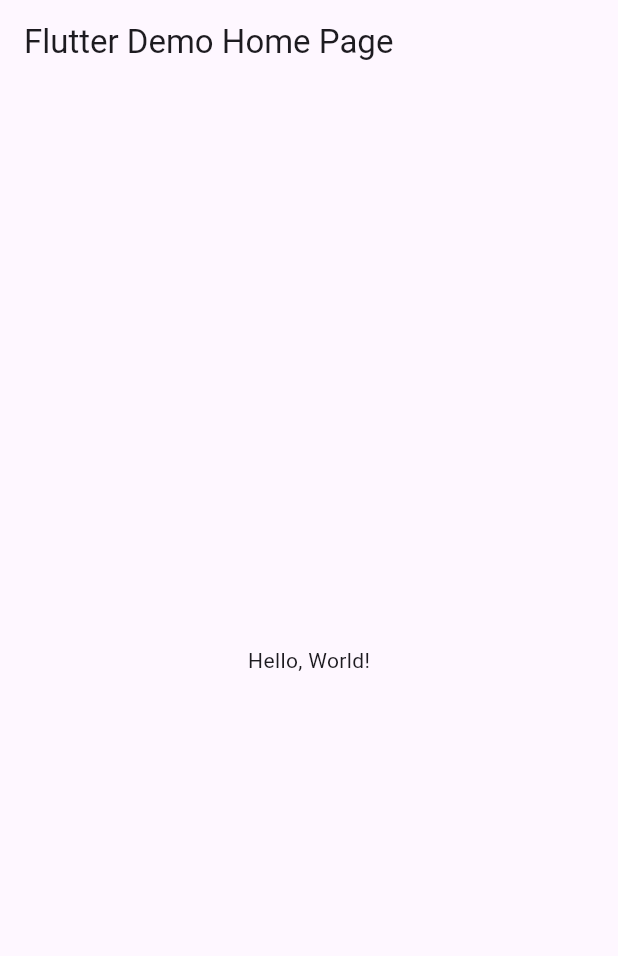
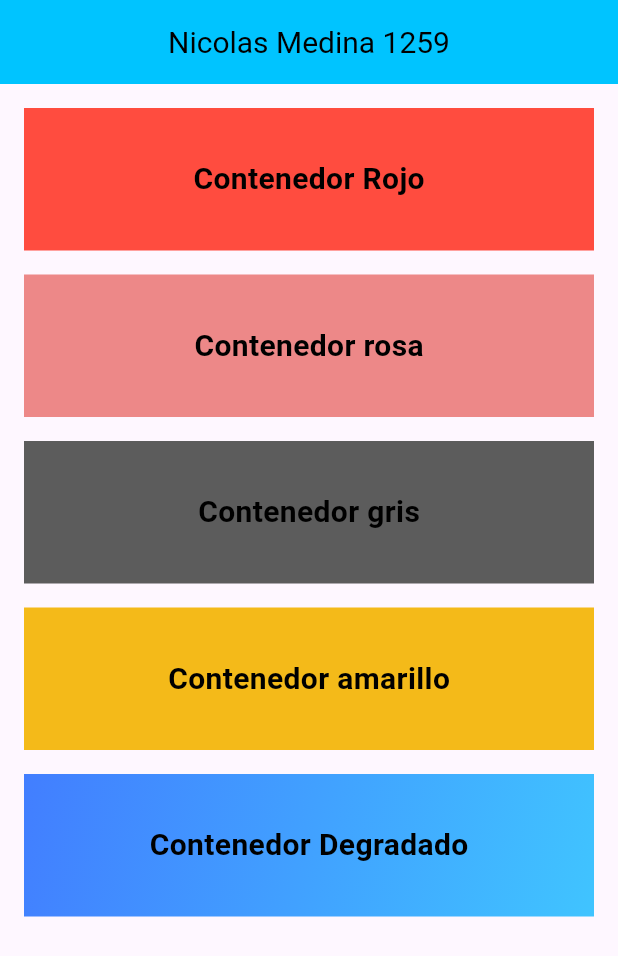
Before and after one commit to Nicolas-Medinaa/p10-5atunoma1259, a Flutter app: the screen it shows after launch, on a phone screen of 412 x 824 dp. Shown: the top 956 px of the screen. Run offline on Flutter 3.47's test engine with Material 3 defaults, Android fonts, the phone set to English and light mode, and no system bars.

Commit message:
otra vez

```diff
--- a/lib/main.dart
+++ b/lib/main.dart
@@ -1,41 +1,108 @@
 import 'package:flutter/material.dart';
 
-void main() => runApp(MyApp());
+void main() => runApp(MiContainerApp());
 
-class MyApp extends StatelessWidget {
-  const MyApp({super.key});
-  // This widget is the root of your application.
+class MiContainerApp extends StatelessWidget {
+  const MiContainerApp({Key? key}) : super(key: key);
+
   @override
   Widget build(BuildContext context) {
     return MaterialApp(
-      // Application name
-      title: 'Flutter Hello World',
-      // Application theme data, you can set the colors for the application as
-      // you want
-      theme: ThemeData(
-        // useMaterial3: false,
-        primarySwatch: Colors.blue,
-      ),
-      // A widget which will be started on application startup
-      home: MyHomePage(title: 'Flutter Demo Home Page'),
-    );
-  }
-}
-
-class MyHomePage extends StatelessWidget {
-  final String title;
-  const MyHomePage({super.key, required this.title});
-
-  @override
-  Widget build(BuildContext context) {
-    return Scaffold(
-      appBar: AppBar(
-        // The title text which will be shown on the action bar
-        title: Text(title),
-      ),
-      body: Center(
-        child: Text(
-          'Hello, World!',
+      debugShowCheckedModeBanner: false,
+      home: Scaffold(
+        appBar: AppBar(
+          title: const Text("Nicolas Medina 1259"),
+          titleTextStyle:
+              const TextStyle(color: Color(0xff000000), fontSize: 20),
+          centerTitle: true,
+          backgroundColor: Color(0xff00c4ff),
+        ),
+        body: Container(
+          padding: const EdgeInsets.all(16.0),
+          child: Column(
+            children: [
+              Container(
+                height: 95,
+                color: Color(0xffff4c3f),
+                margin: const EdgeInsets.only(bottom: 16.0),
+                child: Center(
+                  child: Text(
+                    'Contenedor Rojo',
+                    style: TextStyle(
+                      color: Color(0xff000000),
+                      fontSize: 20,
+                      fontWeight: FontWeight.bold,
+                    ),
+                  ),
+                ),
+              ),
+              Container(
+                height: 95,
+                color: Color(0xffed8888),
+                margin: EdgeInsets.only(bottom: 16.0),
+                child: Center(
+                  child: Text(
+                    'Contenedor rosa',
+                    style: TextStyle(
+                      color: Color(0xff000000),
+                      fontSize: 20,
+                      fontWeight: FontWeight.bold,
+                    ),
+                  ),
+                ),
+              ),
+              Container(
+                height: 95,
+                color: Color(0xff5c5c5c),
+                margin: EdgeInsets.only(bottom: 16.0),
+                child: Center(
+                  child: Text(
+                    'Contenedor gris',
+                    style: TextStyle(
+                      color: Color(0xff000000),
+                      fontSize: 20,
+                      fontWeight: FontWeight.bold,
+                    ),
+                  ),
+                ),
+              ),
+              Container(
+                height: 95,
+                color: Color(0xfff4ba19),
+                margin: EdgeInsets.only(bottom: 16.0),
+                child: Center(
+                  child: Text(
+                    'Contenedor amarillo',
+                    style: TextStyle(
+                      color: Color(0xff000000),
+                      fontSize: 20,
+                      fontWeight: FontWeight.bold,
+                    ),
+                  ),
+                ),
+              ),
+              Container(
+                height: 95,
+                decoration: BoxDecoration(
+                  gradient: LinearGradient(
+                    colors: [Color(0xff427eff), Colors.lightBlueAccent],
+                    begin: Alignment.topLeft,
+                    end: Alignment.bottomRight,
+                  ),
+                ),
+                child: Center(
+                  child: Text(
+                    'Contenedor Degradado',
+                    style: TextStyle(
+                      color: Color(0xff000000),
+                      fontSize: 20,
+                      fontWeight: FontWeight.bold,
+                    ),
+                  ),
+                ),
+              ),
+            ],
+          ),
         ),
       ),
     );
```
Also changed, not shown: Captura5.PNG (added).
